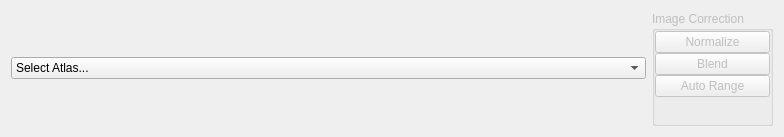
This is acq4/analysis/modules/MosaicEditor/MosaicEditorTemplate.ui in acq4/acq4 as Qt 5 draws it before an edit. The edited form follows.
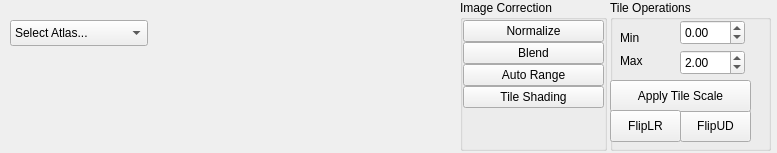
This is the edited form.

Diff of the .ui file:
```diff
--- a/acq4/analysis/modules/MosaicEditor/MosaicEditorTemplate.ui
+++ b/acq4/analysis/modules/MosaicEditor/MosaicEditorTemplate.ui
@@ -6,29 +6,143 @@
    <rect>
     <x>0</x>
     <y>0</y>
-    <width>784</width>
-    <height>137</height>
+    <width>777</width>
+    <height>153</height>
    </rect>
   </property>
   <property name="windowTitle">
    <string>Form</string>
   </property>
-  <layout class="QGridLayout" name="gridLayout">
-   <item row="0" column="0">
-    <widget class="QSplitter" name="splitter_2">
-     <property name="orientation">
-      <enum>Qt::Horizontal</enum>
-     </property>
-     <widget class="QSplitter" name="splitter">
-      <property name="orientation">
-       <enum>Qt::Vertical</enum>
-      </property>
-      <widget class="QWidget" name="layoutWidget">
-       <layout class="QGridLayout" name="gridLayout_3">
-        <item row="0" column="1">
+  <widget class="QGroupBox" name="groupBox">
+   <property name="geometry">
+    <rect>
+     <x>610</x>
+     <y>0</y>
+     <width>161</width>
+     <height>151</height>
+    </rect>
+   </property>
+   <property name="title">
+    <string>Tile Operations</string>
+   </property>
+   <widget class="QPushButton" name="mosaicFlipUDBtn">
+    <property name="geometry">
+     <rect>
+      <x>70</x>
+      <y>110</y>
+      <width>71</width>
+      <height>32</height>
+     </rect>
+    </property>
+    <property name="text">
+     <string>FlipUD</string>
+    </property>
+   </widget>
+   <widget class="QDoubleSpinBox" name="mosaicDisplayMin">
+    <property name="geometry">
+     <rect>
+      <x>70</x>
+      <y>20</y>
+      <width>65</width>
+      <height>25</height>
+     </rect>
+    </property>
+    <property name="minimum">
+     <double>-1.000000000000000</double>
+    </property>
+    <property name="maximum">
+     <double>65000.000000000000000</double>
+    </property>
+    <property name="singleStep">
+     <double>0.250000000000000</double>
+    </property>
+   </widget>
+   <widget class="QPushButton" name="mosaicApplyScaleBtn">
+    <property name="geometry">
+     <rect>
+      <x>0</x>
+      <y>80</y>
+      <width>141</width>
+      <height>32</height>
+     </rect>
+    </property>
+    <property name="text">
+     <string>Apply Tile Scale</string>
+    </property>
+   </widget>
+   <widget class="QLabel" name="label_2">
+    <property name="geometry">
+     <rect>
+      <x>10</x>
+      <y>30</y>
+      <width>62</width>
+      <height>16</height>
+     </rect>
+    </property>
+    <property name="text">
+     <string>Min</string>
+    </property>
+   </widget>
+   <widget class="QLabel" name="label">
+    <property name="geometry">
+     <rect>
+      <x>10</x>
+      <y>50</y>
+      <width>50</width>
+      <height>21</height>
+     </rect>
+    </property>
+    <property name="sizePolicy">
+     <sizepolicy hsizetype="Minimum" vsizetype="Preferred">
+      <horstretch>100</horstretch>
+      <verstretch>0</verstretch>
+     </sizepolicy>
+    </property>
+    <property name="text">
+     <string>Max</string>
+    </property>
+   </widget>
+   <widget class="QDoubleSpinBox" name="mosaicDisplayMax">
+    <property name="geometry">
+     <rect>
+      <x>70</x>
+      <y>50</y>
+      <width>65</width>
+      <height>25</height>
+     </rect>
+    </property>
+    <property name="maximum">
+     <double>65536.000000000000000</double>
+    </property>
+    <property name="singleStep">
+     <double>0.250000000000000</double>
+    </property>
+    <property name="value">
+     <double>2.000000000000000</double>
+    </property>
+   </widget>
+   <widget class="QPushButton" name="mosaicFlipLRBtn">
+    <property name="geometry">
+     <rect>
+      <x>0</x>
+      <y>110</y>
+      <width>71</width>
+      <height>32</height>
+     </rect>
+    </property>
+    <property name="text">
+     <string>FlipLR</string>
+    </property>
+   </widget>
+  </widget>
          <widget class="QGroupBox" name="groupBox_2">
-          <property name="enabled">
-           <bool>false</bool>
+   <property name="geometry">
+    <rect>
+     <x>460</x>
+     <y>0</y>
+     <width>147</width>
+     <height>151</height>
+    </rect>
           </property>
           <property name="sizePolicy">
            <sizepolicy hsizetype="Preferred" vsizetype="Preferred">
@@ -48,9 +162,6 @@
            </property>
            <item>
             <widget class="QPushButton" name="normalizeBtn">
-             <property name="enabled">
-              <bool>false</bool>
-             </property>
              <property name="text">
               <string>Normalize</string>
              </property>
@@ -58,9 +169,6 @@
            </item>
            <item>
             <widget class="QPushButton" name="blendBtn">
-             <property name="enabled">
-              <bool>false</bool>
-             </property>
              <property name="text">
               <string>Blend</string>
              </property>
@@ -68,14 +176,18 @@
            </item>
            <item>
             <widget class="QPushButton" name="autoRangeBtn">
-             <property name="enabled">
-              <bool>false</bool>
-             </property>
              <property name="text">
               <string>Auto Range</string>
              </property>
             </widget>
            </item>
+    <item>
+     <widget class="QPushButton" name="tileShadingBtn">
+      <property name="text">
+       <string>Tile Shading</string>
+      </property>
+     </widget>
+    </item>
            <item>
             <spacer name="verticalSpacer_2">
              <property name="orientation">
@@ -91,47 +203,37 @@
            </item>
           </layout>
          </widget>
-        </item>
-        <item row="0" column="0">
          <widget class="QFrame" name="frame_3">
+   <property name="geometry">
+    <rect>
+     <x>10</x>
+     <y>10</y>
+     <width>441</width>
+     <height>137</height>
+    </rect>
+   </property>
           <property name="sizePolicy">
            <sizepolicy hsizetype="Preferred" vsizetype="Preferred">
             <horstretch>100</horstretch>
             <verstretch>0</verstretch>
            </sizepolicy>
           </property>
-          <layout class="QGridLayout" name="gridLayout_2">
-           <property name="margin">
-            <number>0</number>
-           </property>
-           <property name="spacing">
-            <number>0</number>
-           </property>
-           <item row="0" column="0">
             <widget class="QComboBox" name="atlasCombo">
+    <property name="geometry">
+     <rect>
+      <x>0</x>
+      <y>10</y>
+      <width>138</width>
+      <height>26</height>
+     </rect>
+    </property>
              <item>
               <property name="text">
                <string>Select Atlas...</string>
               </property>
              </item>
             </widget>
-           </item>
-           <item row="1" column="0">
-            <layout class="QGridLayout" name="atlasLayout">
-             <property name="spacing">
-              <number>0</number>
-             </property>
-            </layout>
-           </item>
-          </layout>
-         </widget>
-        </item>
-       </layout>
-      </widget>
-     </widget>
-    </widget>
-   </item>
-  </layout>
+  </widget>
  </widget>
  <resources/>
  <connections/>
```
Lines whose indentation alone changed are shown as unchanged.
